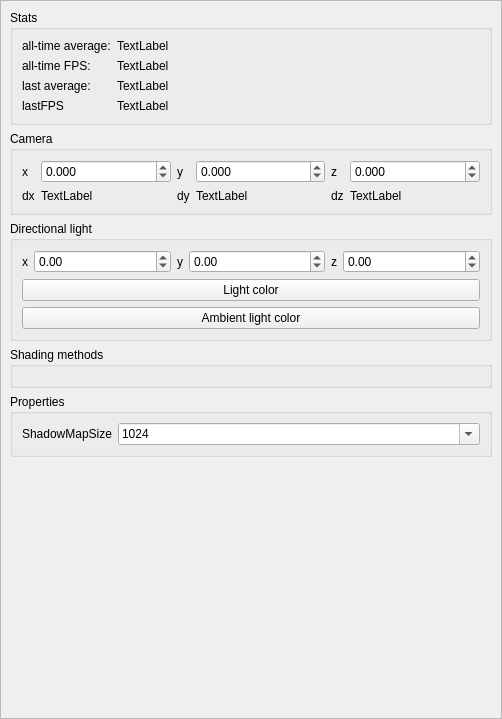
Old version of the form forms/Settings.ui in the repository LMauricius/VitraeShowcase.
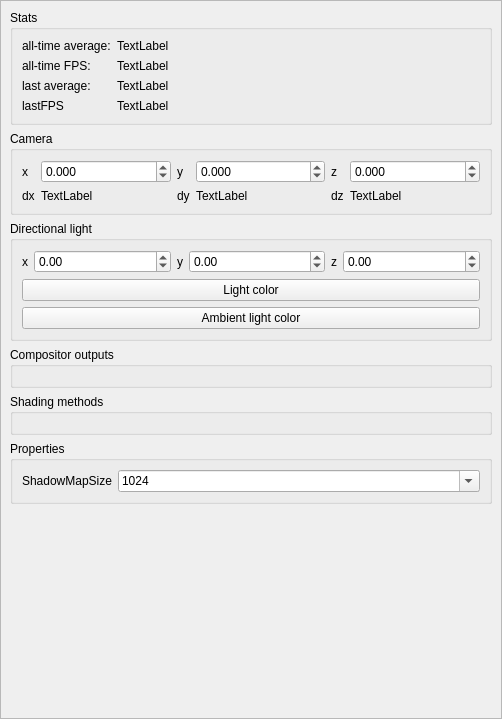
New version of the form.

```diff
--- a/forms/Settings.ui
+++ b/forms/Settings.ui
@@ -379,6 +379,14 @@
           </layout>
          </widget>
         </item>
+        <item>
+         <widget class="QGroupBox" name="compositor_outputs_group">
+          <property name="title">
+           <string>Compositor outputs</string>
+          </property>
+          <layout class="QFormLayout" name="compositor_outputs_layout"/>
+         </widget>
+        </item>
         <item>
          <widget class="QGroupBox" name="shading_methods_group">
           <property name="title">
```
